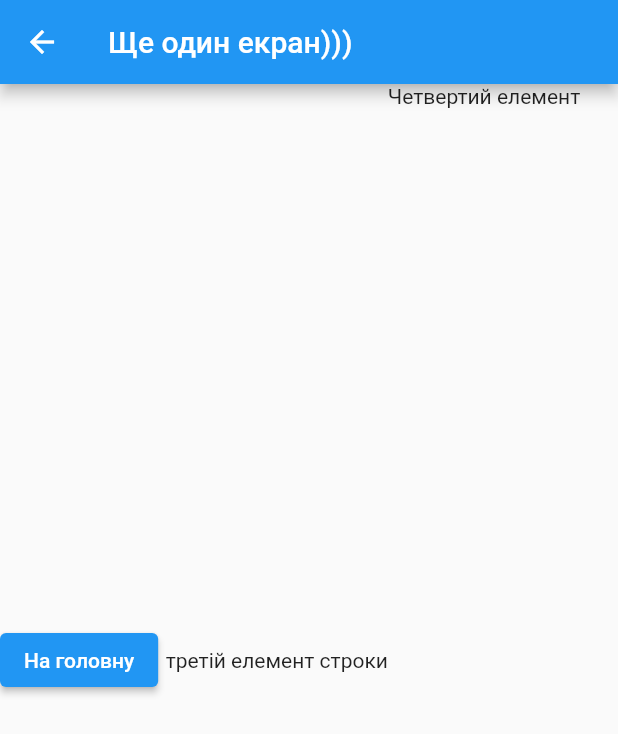
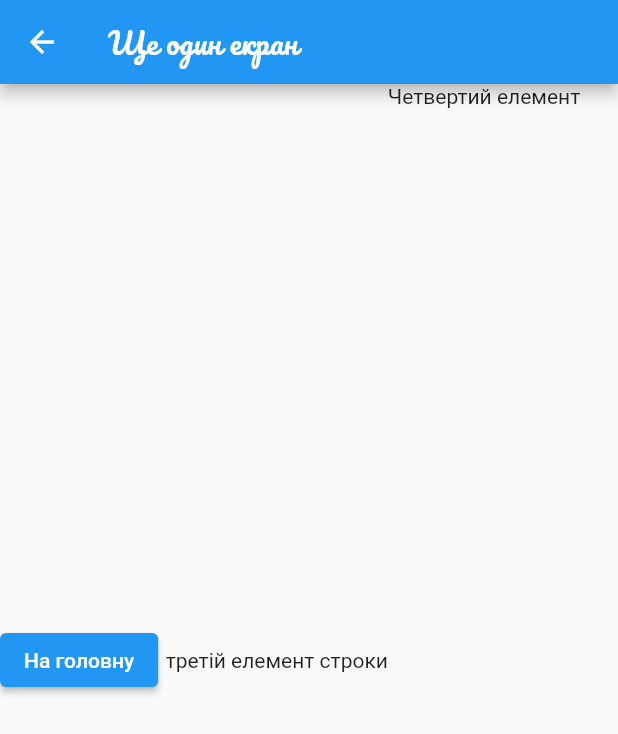
Before and after one commit to Reshitnyk/ToDoApp, a Flutter app: the Home screen opened by its route, after a tap on the "menu" icon, on a phone screen of 412 x 824 dp. Shown: the top 734 px of the screen. Run offline on Flutter 3.47's test engine with Material 2 defaults, Android fonts, the phone set to English and light mode, and no system bars.

Commit message:
second commit

```diff
--- a/lib/activities/home.dart
+++ b/lib/activities/home.dart
@@ -20,7 +20,11 @@ class _HomeState extends State<Home> {
     Navigator.of(context)
         .push(MaterialPageRoute(builder: (BuildContext context) {
       return Scaffold(
-          appBar: AppBar(title: Text('Ще один екран)))')),
+          appBar: AppBar(
+              title: Text(
+            'Ще один екран',
+            style: TextStyle(fontFamily: 'Pacifico'),
+          )),
           body: Row(
             children: [
               ElevatedButton(
```
